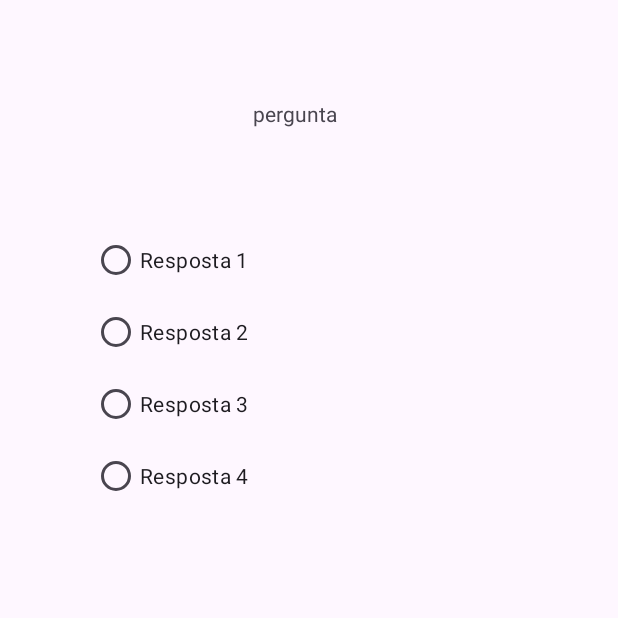
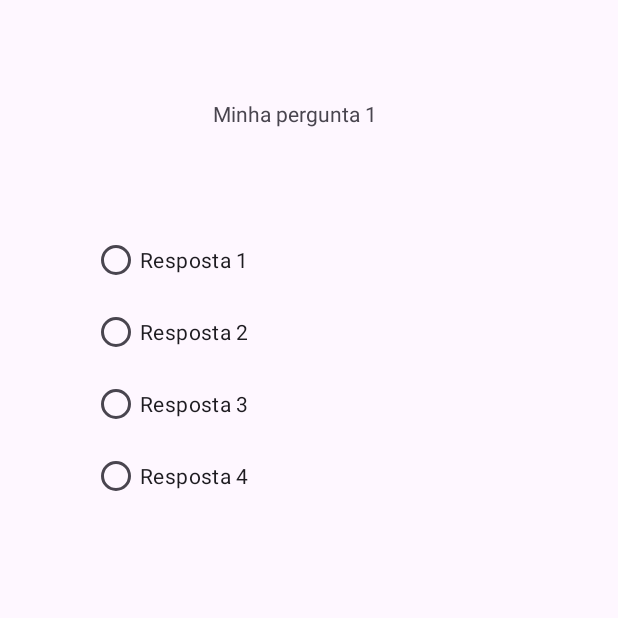
Before and after one commit to 1ngr1dp/ProjetoQuizAndroid, an Android app: the screen it shows after launch (MainActivity), on a phone screen of 412 x 824 dp, the top half of it. Run offline under Robolectric (Android 15) with nearby library versions, the phone set to English and light mode, and no system bars.

```diff
--- a/app/src/main/java/com/example/projetoquiz/MainActivity.java
+++ b/app/src/main/java/com/example/projetoquiz/MainActivity.java
@@ -53,5 +53,13 @@ int []respostasCorretas = {
     }
 
     private void carregarPerguntas() {
+        if(indicePergunta < perguntas.length){
+            txvPergunta.setText(perguntas[indicePergunta]);
+            rbg_principal.clearCheck();
+            btn_responder.setEnabled(true);
+        }else{
+            txvPergunta.setText("fim");
+            btn_responder.setEnabled(false);;
+        }
     }
 }
```
